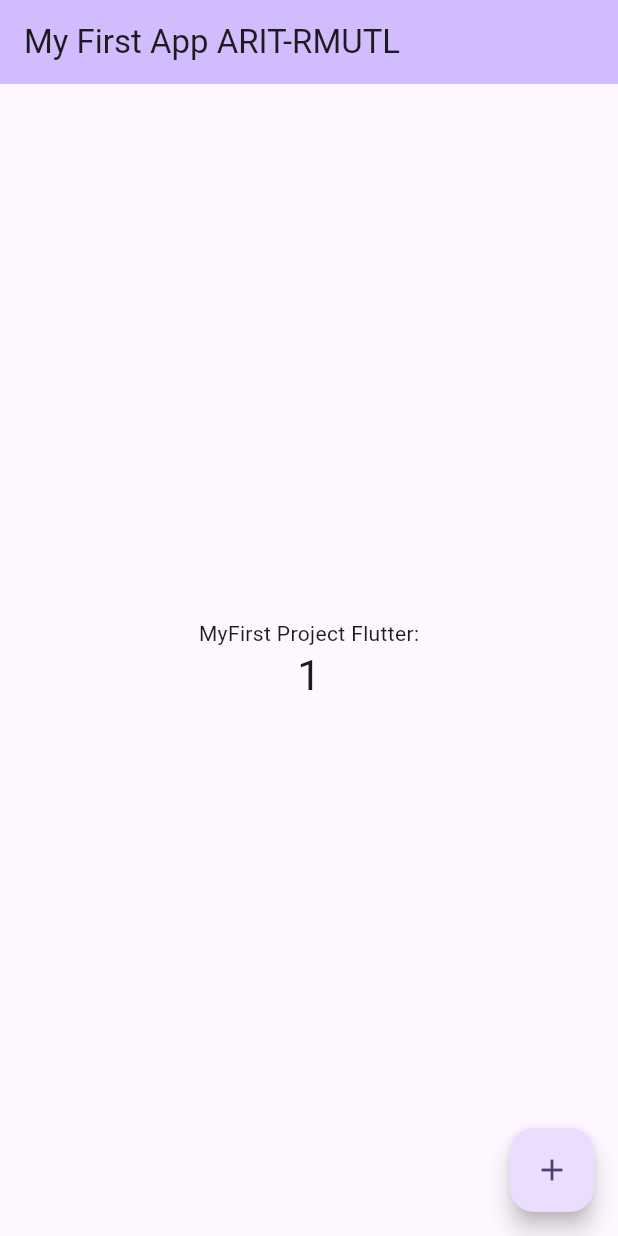
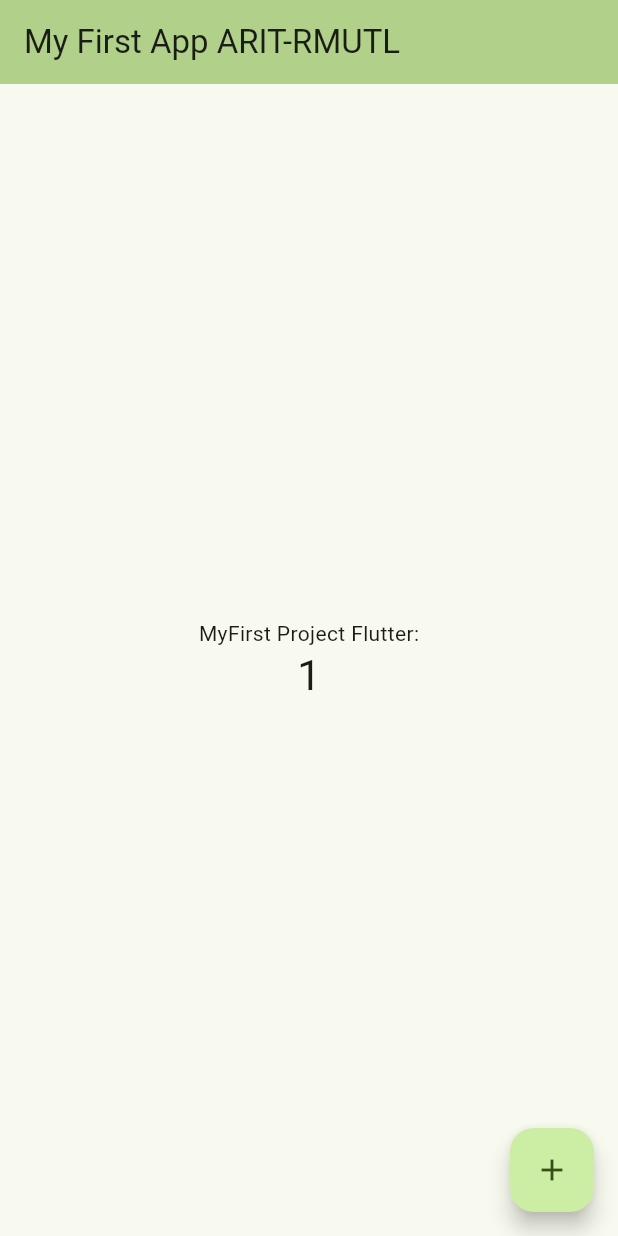
Before and after one commit to noptech85/android01, a Flutter app: the screen it shows after launch, after a tap on the "add" icon, on a phone screen of 412 x 824 dp. Run offline on Flutter 3.47's test engine with Material 3 defaults, Android fonts, the phone set to English and light mode, and no system bars.

Commit message:
AndroidApp-V1

```diff
--- a/lib/main.dart
+++ b/lib/main.dart
@@ -1,4 +1,4 @@
-import 'package:android01/page1.dart';
+import 'package:android01/my_home_page.dart';
 import 'package:flutter/material.dart';
 
 void main() {
@@ -8,119 +8,16 @@ void main() {
 class MyApp extends StatelessWidget {
   const MyApp({super.key});
 
-  // This widget is the root of your application.
   @override
   Widget build(BuildContext context) {
     return MaterialApp(
       title: 'Flutter Demo',
       theme: ThemeData(
-        // This is the theme of your application.
-        //
-        // TRY THIS: Try running your application with "flutter run". You'll see
-        // the application has a purple toolbar. Then, without quitting the app,
-        // try changing the seedColor in the colorScheme below to Colors.green
-        // and then invoke "hot reload" (save your changes or press the "hot
-        // reload" button in a Flutter-supported IDE, or press "r" if you used
-        // the command line to start the app).
-        //
-        // Notice that the counter didn't reset back to zero; the application
-        // state is not lost during the reload. To reset the state, use hot
-        // restart instead.
-        //
-        // This works for code too, not just values: Most code changes can be
-        // tested with just a hot reload.
-        colorScheme: ColorScheme.fromSeed(seedColor: Colors.deepPurple),
+
+        colorScheme: ColorScheme.fromSeed(seedColor: Colors.lightGreen),
         useMaterial3: true,
       ),
       home: const MyHomePage(title: 'My First App ARIT-RMUTL'),
     );
   }
 }
-
-class MyHomePage extends StatefulWidget {
-  const MyHomePage({super.key, required this.title});
-
-  // This widget is the home page of your application. It is stateful, meaning
-  // that it has a State object (defined below) that contains fields that affect
-  // how it looks.
-
-  // This class is the configuration for the state. It holds the values (in this
-  // case the title) provided by the parent (in this case the App widget) and
-  // used by the build method of the State. Fields in a Widget subclass are
-  // always marked "final".
-
-  final String title;
-
-  @override
-  State<MyHomePage> createState() => _MyHomePageState();
-}
-
-class _MyHomePageState extends State<MyHomePage> {
-  int _counter = 0;
-
-  void _incrementCounter() {
-    setState(() {
-      // This call to setState tells the Flutter framework that something has
-      // changed in this State, which causes it to rerun the build method below
-      // so that the display can reflect the updated values. If we changed
-      // _counter without calling setState(), then the build method would not be
-      // called again, and so nothing would appear to happen.
-      _counter++;
-    });
-  }
-
-  @override
-  Widget build(BuildContext context) {
-    // This method is rerun every time setState is called, for instance as done
-    // by the _incrementCounter method above.
-    //
-    // The Flutter framework has been optimized to make rerunning build methods
-    // fast, so that you can just rebuild anything that needs updating rather
-    // than having to individually change instances of widgets.
-    return Scaffold(
-      appBar: AppBar(
-        // TRY THIS: Try changing the color here to a specific color (to
-        // Colors.amber, perhaps?) and trigger a hot reload to see the AppBar
-        // change color while the other colors stay the same.
-        backgroundColor: Theme.of(context).colorScheme.inversePrimary,
-        // Here we take the value from the MyHomePage object that was created by
-        // the App.build method, and use it to set our appbar title.
-        title: Text(widget.title),
-      ),
-      body: Center(
-        // Center is a layout widget. It takes a single child and positions it
-        // in the middle of the parent.
-        child: Column(
-          // Column is also a layout widget. It takes a list of children and
-          // arranges them vertically. By default, it sizes itself to fit its
-          // children horizontally, and tries to be as tall as its parent.
-          //
-          // Column has various properties to control how it sizes itself and
-          // how it positions its children. Here we use mainAxisAlignment to
-          // center the children vertically; the main axis here is the vertical
-          // axis because Columns are vertical (the cross axis would be
-          // horizontal).
-          //
-          // TRY THIS: Invoke "debug painting" (choose the "Toggle Debug Paint"
-          // action in the IDE, or press "p" in the console), to see the
-          // wireframe for each widget.
-          mainAxisAlignment: MainAxisAlignment.center,
-          children: <Widget>[
-            const Text(
-              'MyFirst Project Flutter:',
-            ),
-            Text(
-              '$_counter',
-              style: Theme.of(context).textTheme.headlineMedium,
-            ),
-          ],
-        ),
-      ),
-      floatingActionButton: FloatingActionButton(
-        onPressed: _incrementCounter,
-        tooltip: 'Increment',
-        child: const Icon(Icons.add),
-      ), // This trailing comma makes auto-formatting nicer for build methods.
-    );
-  }
-}
--- /dev/null
+++ b/lib/my_home_page.dart
@@ -0,0 +1,55 @@
+import 'package:flutter/material.dart';
+
+class MyHomePage extends StatefulWidget {
+  const MyHomePage({super.key, required this.title});
+
+  final String title;
+
+  @override
+  State<MyHomePage> createState() => _MyHomePageState();
+}
+
+class _MyHomePageState extends State<MyHomePage> {
+  int _counter = 0;
+
+  void _incrementCounter() {
+    setState(() {
+
+      _counter++;
+    });
+  }
+
+  @override
+  Widget build(BuildContext context) {
+
+    return Scaffold(
+      appBar: AppBar(
+
+        backgroundColor: Theme.of(context).colorScheme.inversePrimary,
+
+        title: Text(widget.title),
+      ),
+      body: Center(
+
+        child: Column(
+
+          mainAxisAlignment: MainAxisAlignment.center,
+          children: <Widget>[
+            const Text(
+              'MyFirst Project Flutter:',
+            ),
+            Text(
+              '$_counter',
+              style: Theme.of(context).textTheme.headlineMedium,
+            ),
+          ],
+        ),
+      ),
+      floatingActionButton: FloatingActionButton(
+        onPressed: _incrementCounter,
+        tooltip: 'Increment',
+        child: const Icon(Icons.add),
+      ), // This trailing comma makes auto-formatting nicer for build methods.
+    );
+  }
+}
--- a/lib/page1.dart
+++ /dev/null
@@ -1,14 +0,0 @@
-import 'package:flutter/material.dart';
-
-class Page1 extends StatelessWidget {
-  const Page1({super.key});
-
-  @override
-  Widget build(BuildContext context) {
-    return MaterialApp(home:Scaffold());
-
-
-
-
-  }
-}
```
